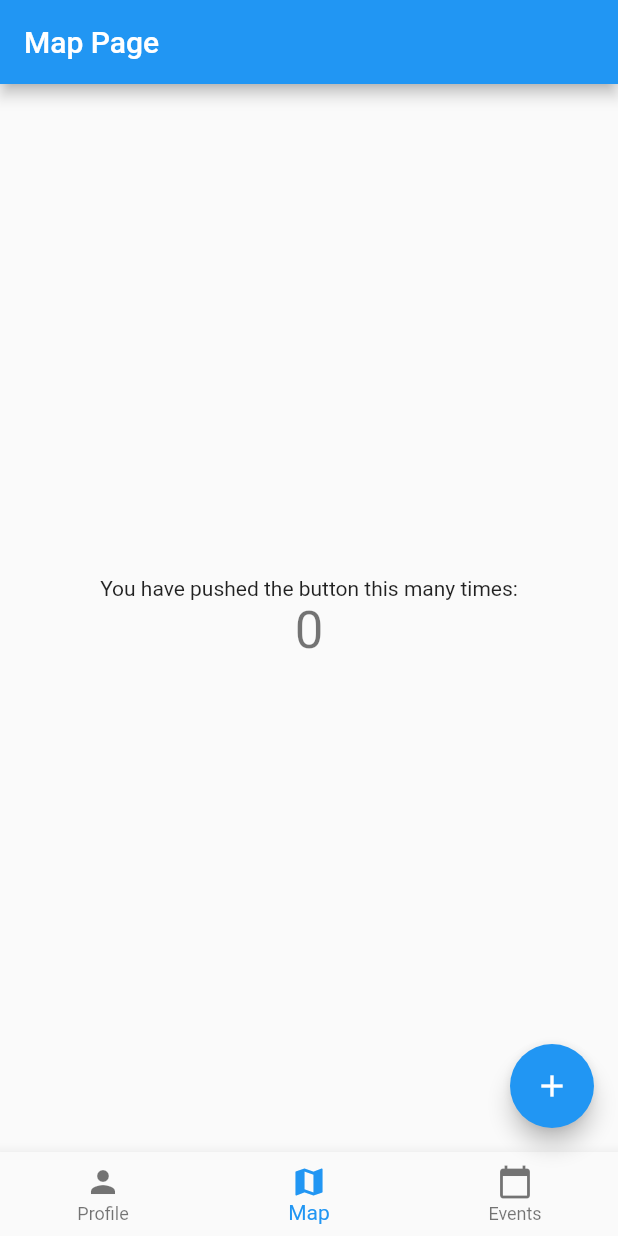
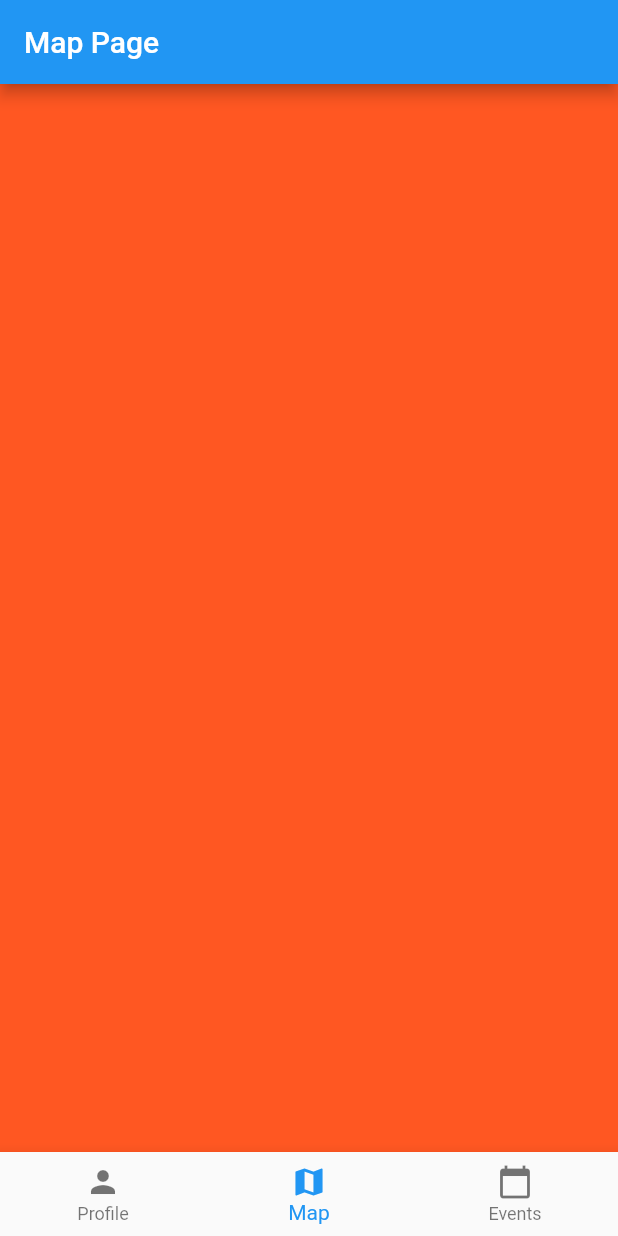
Before and after one commit to softeng-feup/open-cx-batatas, a Flutter app: the screen it shows after launch, on a phone screen of 412 x 824 dp. Run offline on Flutter 3.47's test engine with Material 2 defaults, Android fonts, the phone set to English and light mode, and no system bars.

Commit message:
Funcitonal bottom bar

```diff
--- a/lib/main.dart
+++ b/lib/main.dart
@@ -1,4 +1,7 @@
 import 'package:flutter/material.dart';
+import 'profilePage.dart';
+import 'mapPage.dart';
+import 'eventsPage.dart';
 
 void main() => runApp(MyApp());
 
@@ -44,18 +47,12 @@ class MyHomePage extends StatefulWidget {
 }
 
 class _MyHomePageState extends State<MyHomePage> {
-  int _counter = 0;
-
-  void _incrementCounter() {
-    setState(() {
-      // This call to setState tells the Flutter framework that something has
-      // changed in this State, which causes it to rerun the build method below
-      // so that the display can reflect the updated values. If we changed
-      // _counter without calling setState(), then the build method would not be
-      // called again, and so nothing would appear to happen.
-      _counter++;
-    });
-  }
+  int _currentIndex = 1;
+  final List<Widget> _children = [
+    ProfilePage(Colors.blue),
+    MapPage(Colors.deepOrange),
+    EventsPage(Colors.green)
+  ];
 
   @override
   Widget build(BuildContext context) {
@@ -71,8 +68,10 @@ class _MyHomePageState extends State<MyHomePage> {
         // the App.build method, and use it to set our appbar title.
         title: Text(widget.title),
       ),
+      body: _children[_currentIndex],
       bottomNavigationBar: BottomNavigationBar(
-        currentIndex: 1, // this will be set when a new tab is tapped
+        onTap: changePage,
+        currentIndex: _currentIndex, // this will be set when a new tab is tapped
         items: [
           BottomNavigationBarItem(
             icon: new Icon(Icons.person),
@@ -88,41 +87,12 @@ class _MyHomePageState extends State<MyHomePage> {
           )
         ],
       ),
-      body: Center(
-        // Center is a layout widget. It takes a single child and positions it
-        // in the middle of the parent.
-        child: Column(
-          // Column is also a layout widget. It takes a list of children and
-          // arranges them vertically. By default, it sizes itself to fit its
-          // children horizontally, and tries to be as tall as its parent.
-          //
-          // Invoke "debug painting" (press "p" in the console, choose the
-          // "Toggle Debug Paint" action from the Flutter Inspector in Android
-          // Studio, or the "Toggle Debug Paint" command in Visual Studio Code)
-          // to see the wireframe for each widget.
-          //
-          // Column has various properties to control how it sizes itself and
-          // how it positions its children. Here we use mainAxisAlignment to
-          // center the children vertically; the main axis here is the vertical
-          // axis because Columns are vertical (the cross axis would be
-          // horizontal).
-          mainAxisAlignment: MainAxisAlignment.center,
-          children: <Widget>[
-            Text(
-              'You have pushed the button this many times:',
-            ),
-            Text(
-              '$_counter',
-              style: Theme.of(context).textTheme.display1,
-            ),
-          ],
-        ),
-      ),
-      floatingActionButton: FloatingActionButton(
-        onPressed: _incrementCounter,
-        tooltip: 'Increment',
-        child: Icon(Icons.add),
-      ), // This trailing comma makes auto-formatting nicer for build methods.
     );
   }
+
+  void changePage(int index) {
+    setState(() {
+      _currentIndex = index;
+    });
+  }
 }
--- /dev/null
+++ b/lib/mapPage.dart
@@ -0,0 +1,14 @@
+import 'package:flutter/material.dart';
+
+class MapPage extends StatelessWidget {
+  final Color color;
+
+  MapPage(this.color); //constructor
+
+  @override
+  Widget build(BuildContext context) { //"draw" method
+    return Container(
+      color: color,
+    );
+  }
+}
```
Also changed, not shown: lib/eventsPage.dart (added, +14 -0 lines), lib/profilePage.dart (added, +14 -0 lines).
